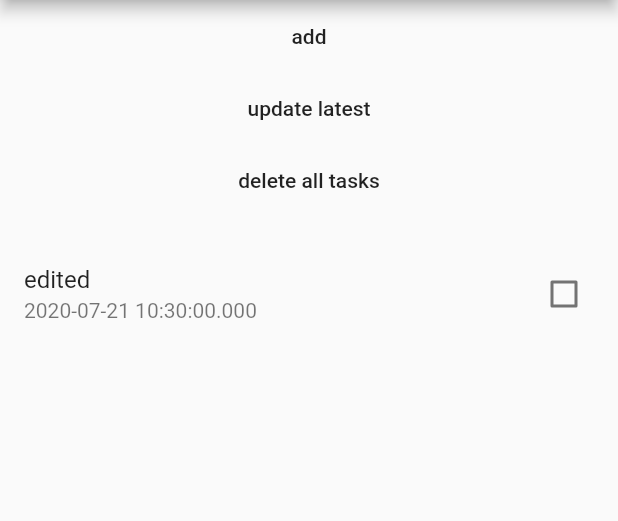
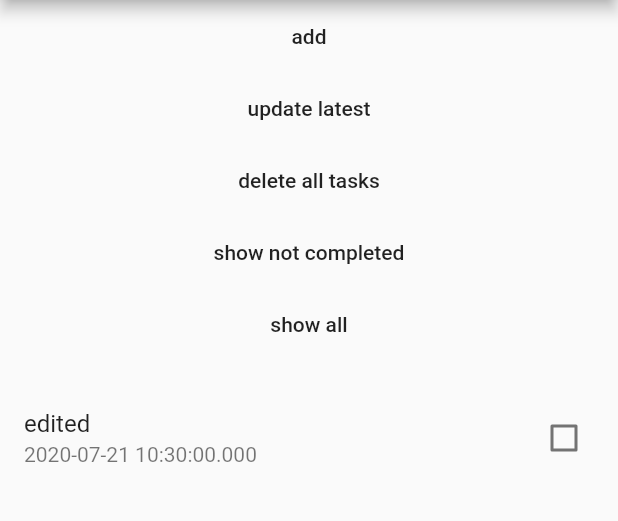
Before and after one commit to isoppp/sandbox-flutter, a Flutter app: the MoorScreen screen opened directly, after a tap on "add", after a tap on "update latest", on a phone screen of 412 x 824 dp, the part 84-605 px from its top. Run offline on Flutter 3.47's test engine with Material 2 defaults, Android fonts, the phone set to English and light mode, and no system bars; drawn by our look-alikes of flutter_slidable; our stand-ins replace moor, moor_ffi; generated files the repository leaves out were written again.

Commit message:
add tasks dao with orderBy and where functionality, use TaskCompanion instead of simply Task object

```diff
--- a/lib/moor/moor_database.dart
+++ b/lib/moor/moor_database.dart
@@ -29,18 +29,47 @@ LazyDatabase _openConnection() {
   });
 }
 
-@UseMoor(tables: [Tasks])
+@UseMoor(tables: [Tasks], daos: [TaskDao])
 class AppDatabase extends _$AppDatabase {
   AppDatabase() : super(_openConnection());
 
   @override
   int get schemaVersion => 1;
+}
+
+@UseDao(
+  tables: [Tasks],
+)
+class TaskDao extends DatabaseAccessor<AppDatabase> with _$TaskDaoMixin {
+  final AppDatabase db;
+
+  TaskDao(this.db) : super(db);
 
   // int means return autoincrement key
   Future<List<Task>> getAllTasks() => select(tasks).get();
-  Stream<List<Task>> watchAllTasks() => select(tasks).watch();
-  Future<int> insertTask(Task task) => into(tasks).insert(task);
-  Future<bool> updateTask(Task task) => update(tasks).replace(task);
-  Future<int> deleteTask(Task task) => delete(tasks).delete(task);
+  Stream<List<Task>> watchAllTasks() {
+    return (select(tasks)
+          ..orderBy([
+            (t) => OrderingTerm(expression: t.dueDate, mode: OrderingMode.desc),
+            (t) => OrderingTerm(expression: t.name, mode: OrderingMode.asc), // asc is default
+          ]))
+        .watch();
+  }
+
+  Stream<List<Task>> watchUnCompletedTasks() {
+    return (select(tasks)
+          ..orderBy([
+            (t) => OrderingTerm(expression: t.dueDate, mode: OrderingMode.desc),
+            (t) => OrderingTerm(expression: t.name, mode: OrderingMode.asc), // asc is default
+          ])
+          ..where(
+            (t) => t.completed.equals(false),
+          ))
+        .watch();
+  }
+
+  Future<int> insertTask(Insertable<Task> task) => into(tasks).insert(task);
+  Future<bool> updateTask(Insertable<Task> task) => update(tasks).replace(task);
+  Future<int> deleteTask(Insertable<Task> task) => delete(tasks).delete(task);
   Future<void> deleteAllTasks() => delete(tasks).go();
 }
--- a/lib/moor/moor_home.dart
+++ b/lib/moor/moor_home.dart
@@ -1,5 +1,6 @@
 import 'package:flutter/material.dart';
 import 'package:flutter_slidable/flutter_slidable.dart';
+import 'package:moor/moor.dart' as moor;
 import 'package:provider/provider.dart';
 import 'package:sandbox_flutter/moor/moor_database.dart';
 
@@ -9,6 +10,7 @@ class MoorHome extends StatefulWidget {
 }
 
 class _MoorHomeState extends State<MoorHome> {
+  bool showAll = false;
   @override
   Widget build(BuildContext context) {
     final database = Provider.of<AppDatabase>(context);
@@ -18,20 +20,41 @@ class _MoorHomeState extends State<MoorHome> {
         FlatButton(
           child: Text('add'),
           onPressed: () {
-            database.insertTask(Task(name: "Test Task", dueDate: DateTime.now().add(Duration(days: 5))));
+            database.taskDao.insertTask(
+              TasksCompanion(
+                name: moor.Value("Test Task"),
+                dueDate: moor.Value(DateTime.now().add(Duration(days: 5))),
+              ),
+            );
           },
         ),
         FlatButton(
           child: Text('update latest'),
           onPressed: () async {
-            var tasks = await database.getAllTasks();
-            database.updateTask(tasks.last.copyWith(name: "edited"));
+            var tasks = await database.taskDao.getAllTasks();
+            database.taskDao.updateTask(tasks.last.copyWith(name: "edited"));
           },
         ),
         FlatButton(
           child: Text('delete all tasks'),
           onPressed: () {
-            database.deleteAllTasks();
+            database.taskDao.deleteAllTasks();
+          },
+        ),
+        FlatButton(
+          child: Text('show not completed'),
+          onPressed: () {
+            setState(() {
+              showAll = false;
+            });
+          },
+        ),
+        FlatButton(
+          child: Text('show all'),
+          onPressed: () {
+            setState(() {
+              showAll = true;
+            });
           },
         ),
         SizedBox(height: 16),
@@ -41,8 +64,9 @@ class _MoorHomeState extends State<MoorHome> {
   }
 
   StreamBuilder<List<Task>> _buildTaskList(BuildContext context, AppDatabase database) {
+    final stream = showAll ? database.taskDao.watchAllTasks() : database.taskDao.watchUnCompletedTasks();
     return StreamBuilder(
-      stream: database.watchAllTasks(),
+      stream: stream,
       builder: (context, AsyncSnapshot<List<Task>> snapshot) {
         final tasks = snapshot.data ?? [];
 
@@ -65,7 +89,7 @@ class _MoorHomeState extends State<MoorHome> {
           caption: 'Delete',
           color: Colors.red,
           icon: Icons.delete,
-          onTap: () => database.deleteTask(itemTask),
+          onTap: () => database.taskDao.deleteTask(itemTask),
         )
       ],
       child: CheckboxListTile(
@@ -73,7 +97,7 @@ class _MoorHomeState extends State<MoorHome> {
           subtitle: Text(itemTask.dueDate?.toString() ?? 'No date'),
           value: itemTask.completed,
           onChanged: (newValue) {
-            database.updateTask(itemTask.copyWith(completed: newValue));
+            database.taskDao.updateTask(itemTask.copyWith(completed: newValue));
           }),
     );
   }
```
Also changed, not shown: lib/moor/moor_database.g.dart.
